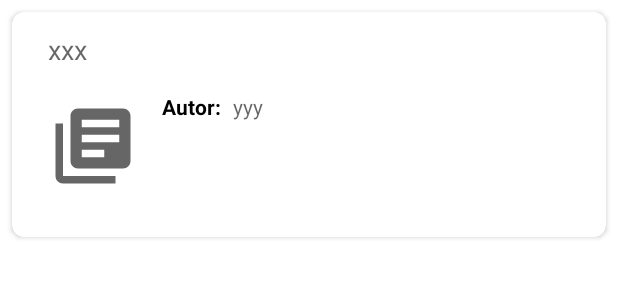
After one commit to Daferd/BibliotecApp, an Android app: the layout libros_item.xml on its own in the app's theme, with its tools: preview values and no code run, on a phone screen of 412 x 824 dp. The commit adds this screen. Shown: the top 300 px of the screen. Run offline under Robolectric (Android 15) with nearby library versions, the phone set to English and light mode, and no system bars.

Commit message:
Implementacion enlace con Firebase,Autenticación, almacena usuarios en RealTimeDatabase, recycleView

```diff
--- /dev/null
+++ b/app/src/main/res/layout/libros_item.xml
@@ -0,0 +1,64 @@
+<?xml version="1.0" encoding="utf-8"?>
+<androidx.cardview.widget.CardView xmlns:android="http://schemas.android.com/apk/res/android"
+    xmlns:app="http://schemas.android.com/apk/res-auto"
+    xmlns:tools="http://schemas.android.com/tools"
+    android:layout_width="match_parent"
+    android:layout_height="150dp"
+    android:layout_margin="8dp"
+    android:elevation="16dp"
+    app:cardCornerRadius="8dp">
+
+    <androidx.constraintlayout.widget.ConstraintLayout
+        android:layout_width="match_parent"
+        android:layout_height="match_parent">
+
+        <ImageView
+            android:id="@+id/imageView3"
+            android:layout_width="60dp"
+            android:layout_height="80dp"
+            android:layout_marginStart="24dp"
+            app:layout_constraintBottom_toBottomOf="parent"
+            app:layout_constraintStart_toStartOf="parent"
+            app:layout_constraintTop_toTopOf="parent"
+            app:layout_constraintVertical_bias="0.7"
+            app:srcCompat="@drawable/ic_library_books"
+            tools:ignore="ContentDescription" />
+
+        <TextView
+            android:id="@+id/titulo_text_view"
+            android:layout_width="wrap_content"
+            android:layout_height="wrap_content"
+            android:layout_marginStart="24dp"
+            android:hint="xxx"
+            android:textColor="@color/black"
+            android:textSize="18dp"
+            app:layout_constraintBottom_toTopOf="@+id/imageView3"
+            app:layout_constraintStart_toStartOf="parent"
+            app:layout_constraintTop_toTopOf="parent" />
+
+        <TextView
+            android:id="@+id/textView5"
+            android:layout_width="wrap_content"
+            android:layout_height="wrap_content"
+            android:layout_marginStart="16dp"
+            android:text="Autor:"
+            android:textColor="@android:color/black"
+            android:textStyle="bold"
+            app:layout_constraintBottom_toBottomOf="parent"
+            app:layout_constraintStart_toEndOf="@+id/imageView3"
+            app:layout_constraintTop_toTopOf="parent"
+            app:layout_constraintVertical_bias="0.41000003" />
+
+        <TextView
+            android:id="@+id/autor_text_view"
+            android:layout_width="wrap_content"
+            android:layout_height="wrap_content"
+            android:layout_marginStart="8dp"
+            android:hint="yyy"
+            android:textColor="@color/black"
+            app:layout_constraintBottom_toBottomOf="parent"
+            app:layout_constraintStart_toEndOf="@+id/textView5"
+            app:layout_constraintTop_toTopOf="parent"
+            app:layout_constraintVertical_bias="0.41000003" />
+    </androidx.constraintlayout.widget.ConstraintLayout>
+</androidx.cardview.widget.CardView>
```
Also changed, not shown: app/src/main/AndroidManifest.xml (+5 -5 lines), app/src/main/java/com/daferarevalo/bibliotecapp/server/LibroServer.kt (added, +7 -0 lines), app/src/main/java/com/daferarevalo/bibliotecapp/ui/inicio/InicioFragment.kt (+42 -0 lines), app/src/main/java/com/daferarevalo/bibliotecapp/ui/inicio/LibrosRVAdapter.kt (added, +38 -0 lines), app/src/main/res/layout/fragment_inicio.xml (+47 -6 lines).
